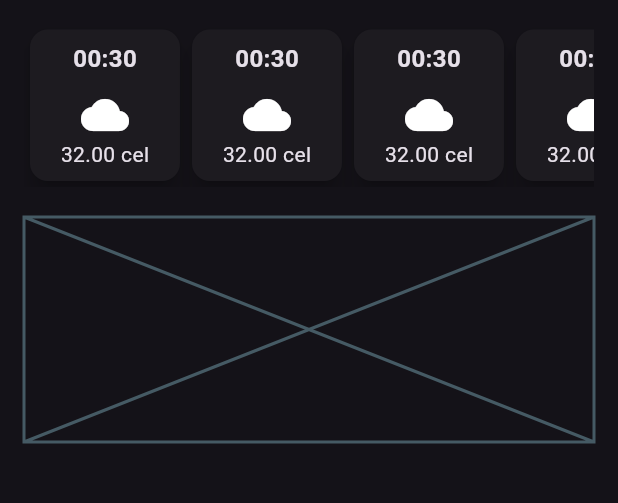
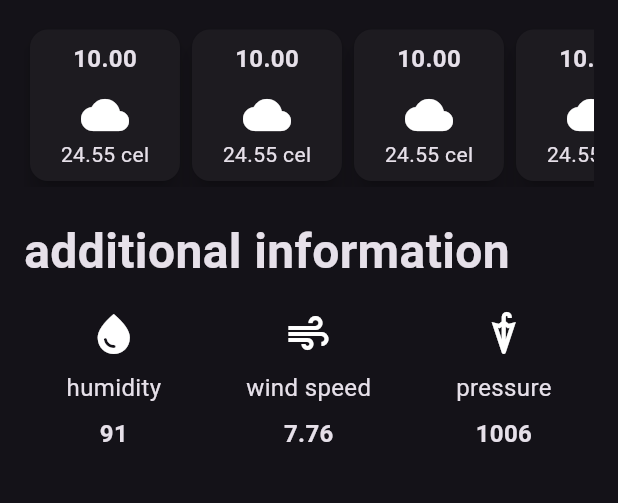
Before and after one commit to Suvisuttikasame/weather-app, a Flutter app: the screen it shows after launch, on a phone screen of 412 x 824 dp, the part 500-1003 px from its top. Run offline on Flutter 3.47's test engine with Material 3 defaults, Android fonts, the phone set to English and light mode, and no system bars.

Commit message:
- [feat] additional info + extract widget

```diff
--- /dev/null
+++ b/lib/additional_info_item.dart
@@ -0,0 +1,45 @@
+import 'package:flutter/material.dart';
+
+class AdditionalInfoItem extends StatelessWidget {
+  final IconData icon;
+  final String label;
+  final String value;
+
+  const AdditionalInfoItem({
+    super.key,
+    required this.icon,
+    required this.label,
+    required this.value,
+  });
+
+  @override
+  Widget build(BuildContext context) {
+    return Column(
+      children: [
+        Icon(
+          icon,
+          size: 32,
+        ),
+        const SizedBox(
+          height: 8,
+        ),
+        Text(
+          label,
+          style: const TextStyle(
+            fontSize: 16,
+          ),
+        ),
+        const SizedBox(
+          height: 8,
+        ),
+        Text(
+          value,
+          style: const TextStyle(
+            fontSize: 16,
+            fontWeight: FontWeight.bold,
+          ),
+        ),
+      ],
+    );
+  }
+}
--- /dev/null
+++ b/lib/hourly_forecast_item.dart
@@ -0,0 +1,47 @@
+import 'package:flutter/material.dart';
+
+class HourlyForecastItem extends StatelessWidget {
+  final String time;
+  final IconData icon;
+  final String value;
+
+  const HourlyForecastItem({
+    super.key,
+    required this.time,
+    required this.icon,
+    required this.value,
+  });
+
+  @override
+  Widget build(BuildContext context) {
+    return Card(
+      elevation: 6,
+      child: Container(
+        width: 100,
+        padding: const EdgeInsets.all(8.0),
+        decoration: BoxDecoration(borderRadius: BorderRadius.circular(16)),
+        child: Column(
+          children: [
+            Text(
+              time,
+              style: const TextStyle(
+                fontSize: 16,
+                fontWeight: FontWeight.bold,
+              ),
+            ),
+            const SizedBox(
+              height: 10,
+            ),
+            Icon(
+              icon,
+              size: 32,
+            ),
+            Text(
+              value,
+            ),
+          ],
+        ),
+      ),
+    );
+  }
+}
--- a/lib/weather_screen.dart
+++ b/lib/weather_screen.dart
@@ -1,6 +1,8 @@
 import 'dart:ui';
 
 import 'package:flutter/material.dart';
+import 'package:weather_app/additional_info_item.dart';
+import 'package:weather_app/hourly_forecast_item.dart';
 
 class WeatherScreen extends StatelessWidget {
   const WeatherScreen({super.key});
@@ -82,58 +84,64 @@ class WeatherScreen extends StatelessWidget {
                 scrollDirection: Axis.horizontal,
                 child: Row(
                   children: [
-                    HourlyForecastItem(),
-                    HourlyForecastItem(),
-                    HourlyForecastItem(),
-                    HourlyForecastItem(),
+                    HourlyForecastItem(
+                      time: '10.00',
+                      icon: Icons.cloud,
+                      value: '24.55 cel',
+                    ),
+                    HourlyForecastItem(
+                      time: '10.00',
+                      icon: Icons.cloud,
+                      value: '24.55 cel',
+                    ),
+                    HourlyForecastItem(
+                      time: '10.00',
+                      icon: Icons.cloud,
+                      value: '24.55 cel',
+                    ),
+                    HourlyForecastItem(
+                      time: '10.00',
+                      icon: Icons.cloud,
+                      value: '24.55 cel',
+                    ),
                   ],
                 ),
               ),
-              SizedBox(
+              const SizedBox(
                 height: 20,
               ),
-              Placeholder(
-                fallbackHeight: 150,
+              const Text(
+                'additional information',
+                style: TextStyle(
+                  fontWeight: FontWeight.bold,
+                  fontSize: 32,
+                ),
               ),
+              const SizedBox(
+                height: 16,
+              ),
+              const Row(
+                mainAxisAlignment: MainAxisAlignment.spaceAround,
+                children: [
+                  AdditionalInfoItem(
+                    icon: Icons.water_drop,
+                    label: 'humidity',
+                    value: '91',
+                  ),
+                  AdditionalInfoItem(
+                    icon: Icons.air,
+                    label: 'wind speed',
+                    value: '7.76',
+                  ),
+                  AdditionalInfoItem(
+                    icon: Icons.umbrella,
+                    label: 'pressure',
+                    value: '1006',
+                  ),
+                ],
+              )
             ],
           ),
         ));
   }
 }
-
-class HourlyForecastItem extends StatelessWidget {
-  const HourlyForecastItem({super.key});
-
-  @override
-  Widget build(BuildContext context) {
-    return Card(
-      elevation: 6,
-      child: Container(
-        width: 100,
-        padding: const EdgeInsets.all(8.0),
-        decoration: BoxDecoration(borderRadius: BorderRadius.circular(16)),
-        child: const Column(
-          children: [
-            Text(
-              '00:30',
-              style: TextStyle(
-                fontSize: 16,
-                fontWeight: FontWeight.bold,
-              ),
-            ),
-            SizedBox(
-              height: 10,
-            ),
-            Icon(
-              Icons.cloud,
-              size: 32,
-            ),
-            Text(
-              '32.00 cel',
-            ),
-          ],
-        ),
-      ),
-    );
-  }
-}
```
